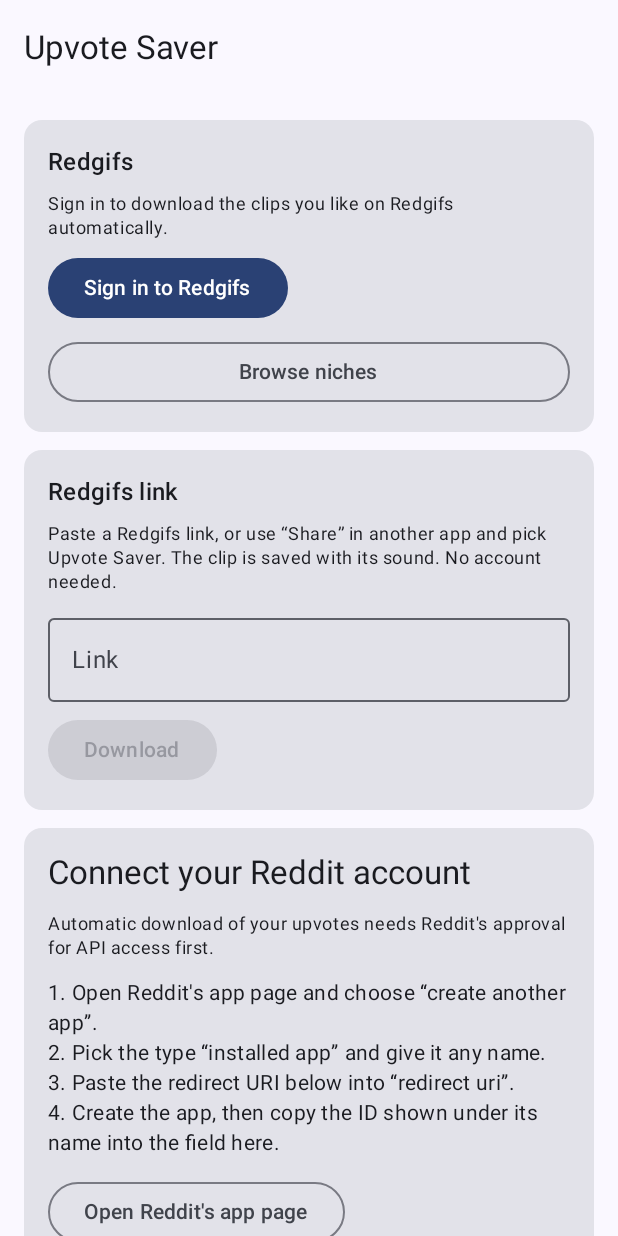
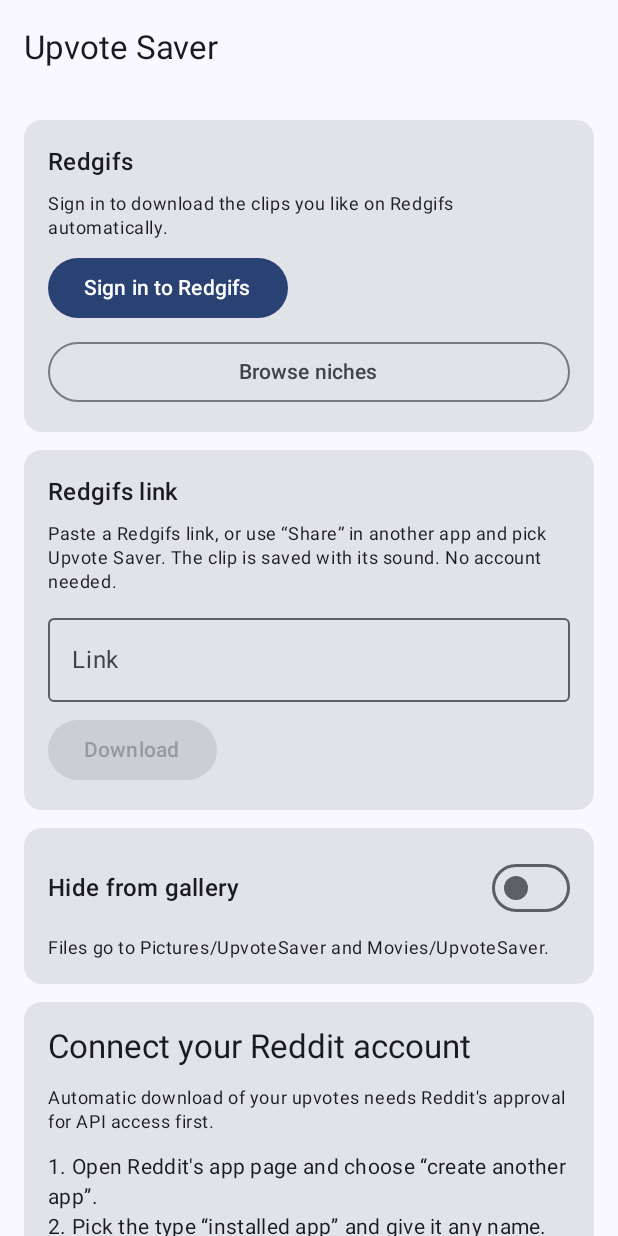
Before and after one commit to crzyxpo000-max/litrgparman, an Android app built with Jetpack Compose: the screen it shows after launch (MainActivity), on a phone screen of 412 x 824 dp. Run offline under Robolectric (Android 15) with nearby library versions, the phone set to English and light mode, and no system bars; pictures from the network do not load; 3 statements that could not run were skipped.

Commit message:
Upvote Saver: galeriden gizleme seçeneği
Açıkken dosyalar .nomedia işaretli Download/UpvoteSaver klasörüne kaydedilir;
daha önce indirilenler arka planda oraya (kapatılınca geri) taşınır.

Co-Authored-By: Claude Fable 5.2 <noreply@anthropic.com>
Claude-Session: https://claude.ai/code/session_01YJkkbMHex68moU1LDDM3if

```diff
--- a/reddit/app/src/main/kotlin/com/upvotesaver/app/MainViewModel.kt
+++ b/reddit/app/src/main/kotlin/com/upvotesaver/app/MainViewModel.kt
@@ -55,6 +55,9 @@ data class UiState(
     val running: Boolean = false,
     /** Redgifs links are being downloaded. */
     val linksRunning: Boolean = false,
+    val hideFromGallery: Boolean = false,
+    /** Saved files are being moved after the setting changed. */
+    val moving: Boolean = false,
     /** Null while a started run waits for the network. */
     val progress: Progress? = null,
     val counts: Map<Status, Int> = emptyMap(),
@@ -70,6 +73,17 @@ class MainViewModel(app: Application) : AndroidViewModel(app) {
 
     init {
         refresh()
+        viewModelScope.launch {
+            WorkManager.getInstance(app).getWorkInfosForUniqueWorkFlow(SyncWorker.WORK_MOVE).collect { infos ->
+                val info = infos.firstOrNull()
+                val was = _state.value.moving
+                val now = info != null && !info.state.isFinished
+                _state.update { it.copy(moving = now) }
+                if (was && !now && info?.state == WorkInfo.State.FAILED) {
+                    show(Message(R.string.error_generic, info.outputData.getString(SyncWorker.KEY_ERROR).orEmpty()))
+                }
+            }
+        }
         viewModelScope.launch {
             WorkManager.getInstance(app).getWorkInfosForUniqueWorkFlow(SyncWorker.WORK_LINKS).collect { infos ->
                 _state.update { it.copy(linksRunning = infos.any { i -> !i.state.isFinished }) }
@@ -127,6 +141,7 @@ class MainViewModel(app: Application) : AndroidViewModel(app) {
             username = settings.username,
             intervalMinutes = settings.intervalMinutes,
             wifiOnly = settings.wifiOnly,
+            hideFromGallery = settings.hideFromGallery,
             counts = Graph.store.counts(),
             recent = Graph.store.recent(50),
             lastSyncMs = settings.lastSyncMs,
@@ -212,6 +227,13 @@ class MainViewModel(app: Application) : AndroidViewModel(app) {
     fun setInterval(minutes: Int) {
         settings.intervalMinutes = minutes
         SyncWorker.schedule(getApplication())
+        refresh()
+    }
+
+    /** New downloads follow the setting at once; the files saved so far are moved in the background. */
+    fun setHideFromGallery(value: Boolean) {
+        settings.hideFromGallery = value
+        SyncWorker.relocate(getApplication())
         refresh()
     }
 
--- a/reddit/app/src/main/kotlin/com/upvotesaver/app/Settings.kt
+++ b/reddit/app/src/main/kotlin/com/upvotesaver/app/Settings.kt
@@ -31,6 +31,11 @@ class Settings(context: Context) : TokenStore {
         get() = prefs.getBoolean("wifi_only", true)
         set(value) = prefs.edit { putBoolean("wifi_only", value) }
 
+    /** Save to a folder that gallery apps skip instead of Pictures/Movies. */
+    var hideFromGallery: Boolean
+        get() = prefs.getBoolean("hide_from_gallery", false)
+        set(value) = prefs.edit { putBoolean("hide_from_gallery", value) }
+
     var lastSyncMs: Long
         get() = prefs.getLong("last_sync", 0)
         set(value) = prefs.edit { putLong("last_sync", value) }
--- a/reddit/app/src/main/kotlin/com/upvotesaver/app/UpvoteApp.kt
+++ b/reddit/app/src/main/kotlin/com/upvotesaver/app/UpvoteApp.kt
@@ -64,7 +64,7 @@ object Graph {
         api = api(),
         http = http,
         store = store,
-        sink = MediaStoreSink(context.applicationContext),
+        sink = MediaStoreSink(context.applicationContext, settings),
         muxer = AndroidMuxer,
         workDir = File(context.cacheDir, "work"),
         onProgress = onProgress,
@@ -74,7 +74,7 @@ object Graph {
         http = redgifsHttp,
         redgifs = redgifs,
         store = store,
-        sink = MediaStoreSink(context.applicationContext),
+        sink = MediaStoreSink(context.applicationContext, settings),
         workDir = File(context.cacheDir, "work"),
         onProgress = onProgress,
     )
--- a/reddit/app/src/main/kotlin/com/upvotesaver/app/ui/MainScreen.kt
+++ b/reddit/app/src/main/kotlin/com/upvotesaver/app/ui/MainScreen.kt
@@ -104,6 +104,7 @@ fun MainScreen(viewModel: MainViewModel, state: UiState) {
             item { RedgifsCard(viewModel, state, start) }
             item { LinkCard(viewModel, state) }
             if (state.signedIn || state.redgifsSignedIn) item { AutoCard(viewModel, state) }
+            item { StorageCard(viewModel, state) }
             if (!state.signedIn) {
                 item { SetupCard(viewModel, state, onOpen = { url -> openUrl(context, url, viewModel) }) }
             } else {
@@ -122,7 +123,6 @@ fun MainScreen(viewModel: MainViewModel, state: UiState) {
                     val last = if (state.lastSyncMs == 0L) stringResource(R.string.never)
                     else DateUtils.getRelativeTimeSpanString(state.lastSyncMs, System.currentTimeMillis(), DateUtils.MINUTE_IN_MILLIS).toString()
                     Text(stringResource(R.string.last_sync, last), style = MaterialTheme.typography.bodySmall)
-                    Text(stringResource(R.string.files_location), style = MaterialTheme.typography.bodySmall)
                 }
             }
             if (state.recent.isEmpty()) {
@@ -247,6 +247,27 @@ private fun SyncCard(viewModel: MainViewModel, state: UiState, start: (() -> Uni
     }
 }
 
+/** Where files go, and the switch that keeps them out of gallery apps. */
+@Composable
+private fun StorageCard(viewModel: MainViewModel, state: UiState) {
+    Card(Modifier.fillMaxWidth()) {
+        Column(Modifier.padding(16.dp), verticalArrangement = Arrangement.spacedBy(8.dp)) {
+            Row(verticalAlignment = Alignment.CenterVertically) {
+                Text(stringResource(R.string.hide_title), Modifier.weight(1f), style = MaterialTheme.typography.titleMedium)
+                Switch(checked = state.hideFromGallery, onCheckedChange = viewModel::setHideFromGallery, enabled = !state.moving)
+            }
+            if (state.moving) {
+                LinearProgressIndicator(Modifier.fillMaxWidth())
+                Text(stringResource(R.string.hide_moving), style = MaterialTheme.typography.bodySmall)
+            }
+            Text(
+                stringResource(if (state.hideFromGallery) R.string.hide_on else R.string.files_location),
+                style = MaterialTheme.typography.bodySmall,
+            )
+        }
+    }
+}
+
 @Composable
 private fun AutoCard(viewModel: MainViewModel, state: UiState) {
     val options = listOf(
--- a/reddit/app/src/main/res/values/strings.xml
+++ b/reddit/app/src/main/res/values/strings.xml
@@ -66,6 +66,9 @@
     <string name="stats">%1$d saved · %2$d failed · %3$d with nothing to save</string>
     <string name="last_sync">Last check: %s</string>
     <string name="never">never</string>
+    <string name="hide_title">Hide from gallery</string>
+    <string name="hide_on">Files go to Download/UpvoteSaver, a folder gallery apps skip. Open them with a file manager.</string>
+    <string name="hide_moving">Moving the files saved so far…</string>
     <string name="files_location">Files go to Pictures/UpvoteSaver and Movies/UpvoteSaver.</string>
 
     <string name="auto_title">Automatic download</string>
```
Also changed, not shown: reddit/app/src/main/kotlin/com/upvotesaver/app/Media.kt (+93 -15 lines), reddit/app/src/main/kotlin/com/upvotesaver/app/SyncWorker.kt (+19 -0 lines), 2 other files.
